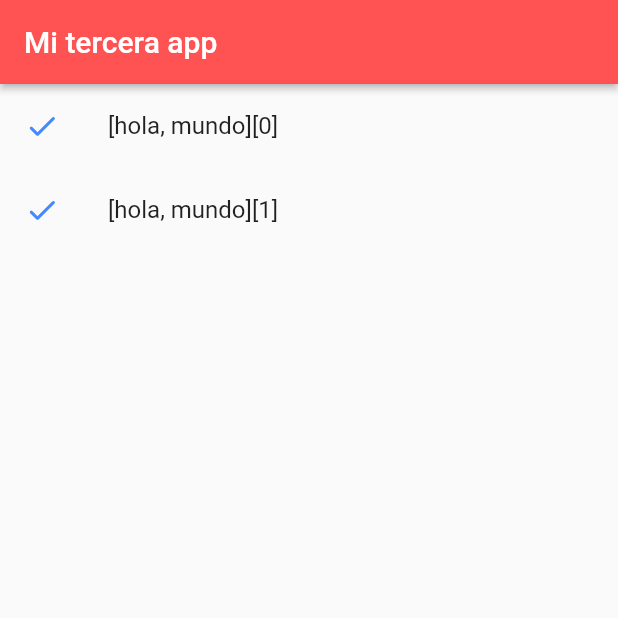
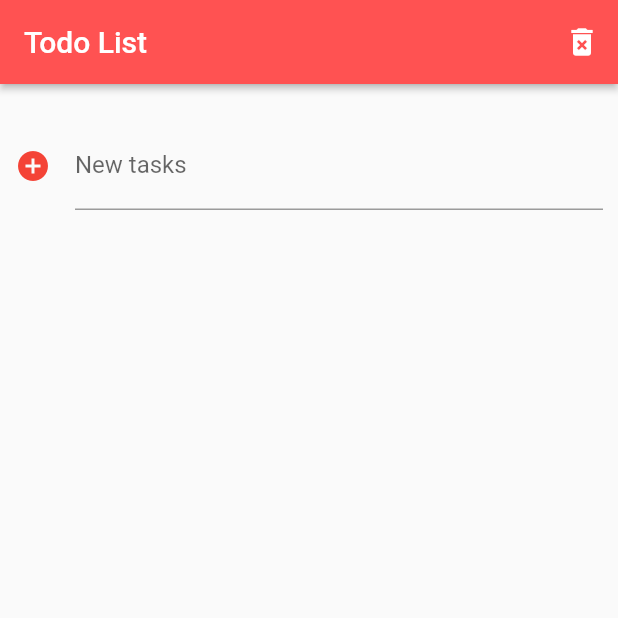
Before and after one commit to efrencodes/list-card-flutter, a Flutter app: the screen it shows after launch, on a phone screen of 412 x 824 dp, the top half of it. Run offline on Flutter 3.47's test engine with Material 2 defaults, Android fonts, the phone set to English and light mode, and no system bars.

Commit message:
✨ TODO list

```diff
--- a/lib/src/my_textfield.dart
+++ b/lib/src/my_textfield.dart
@@ -6,29 +6,84 @@ class MyTextfield extends StatefulWidget {
 }
 
 class _MyTextfieldState extends State<MyTextfield> {
-  List<String> collections = ['hola', 'mundo'];
+  final TextEditingController _controller = TextEditingController();
+  List<String> collections = [];
+
+  void onSubmitted (String value) {
+    setState(() {
+      collections.add(value);
+      _controller.text = '';
+    });
+  }
+
+  void onPressed () {
+    setState(() {
+      collections.clear();
+    });
+  }
+
 
   @override
   Widget build(BuildContext context) {
     return MaterialApp(
       home: Scaffold(
         appBar: AppBar(
-          title: const Text('Mi tercera app'),
+          title: const Text('Todo List'),
           centerTitle: false,
           backgroundColor: Colors.redAccent,
           elevation: 2.0,
+          actions: [
+            IconButton(
+              icon: const Icon(Icons.delete_forever),
+              onPressed: onPressed,
+            )
+          ],
         ),
-        body: ListView(
-          children: [
-            for(int i = 0; i < collections.length; i++)
-              ListTile(
-                title: Text('$collections[$i]'),
-                textColor: Colors.black87,
-                leading: Icon(Icons.check_rounded, color: Colors.blueAccent,),
-                onTap: () {},
+        body: Container(
+          child: Column(
+            crossAxisAlignment: CrossAxisAlignment.stretch,
+            children: [
+              Padding(
+                padding: EdgeInsets.only(top: 25.0, left: 10.0, right: 10.0, bottom: 25.0),
+                child: TextField(
+                  controller: _controller,
+                  decoration: InputDecoration(
+                    label: Text('New tasks'),
+                    icon: Icon(Icons.add_circle),
+                    iconColor: Colors.red
+                  ),
+                  onSubmitted: onSubmitted,
+                )
               ),
-          ],
-        )
+              // ListView(
+              //   children: [
+              //     for(var item in collections)
+              //       ListTile(
+              //         title: Text(
+              //           item,
+              //           style: const TextStyle(
+              //           fontSize: 17.0,
+              //           fontWeight: FontWeight.w400,
+              //           color: Colors.black,
+              //         ),
+              //       ),
+              //     )
+              //   ],
+              // )
+              for(var item in collections)
+                Padding(
+                  padding: EdgeInsets.only(left: 10.0, right: 10.0, bottom: 10.0),
+                  child: Text(item,
+                    style: const TextStyle(
+                      fontSize: 17.0,
+                      fontWeight: FontWeight.w400,
+                      color: Colors.black,
+                    ),
+                  ),
+                )
+            ],
+          ),
+        ),
       ),
     );
   }
```
